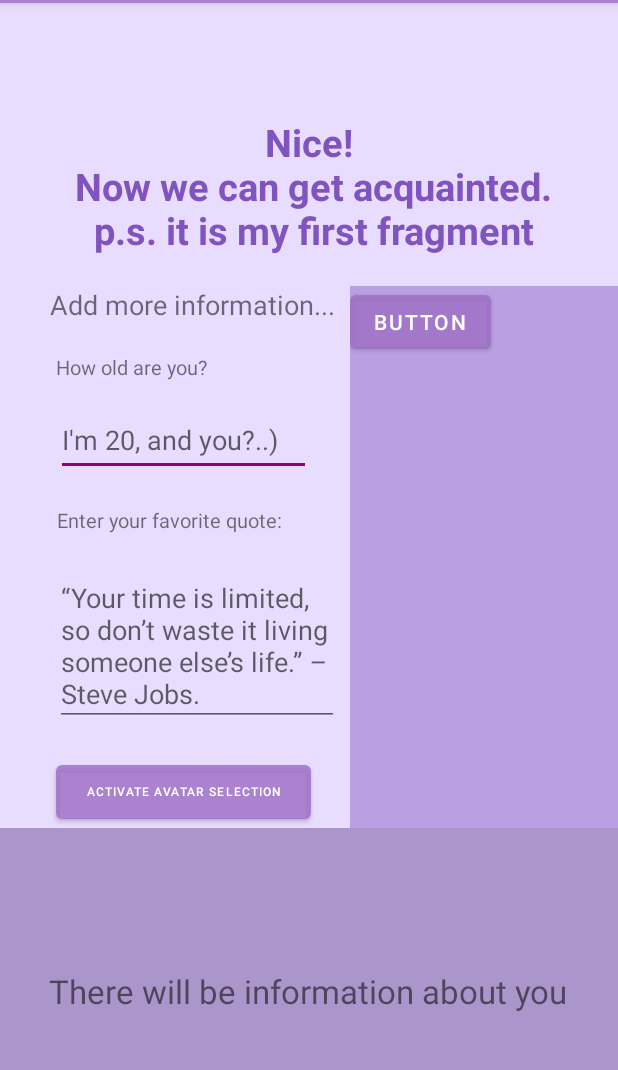
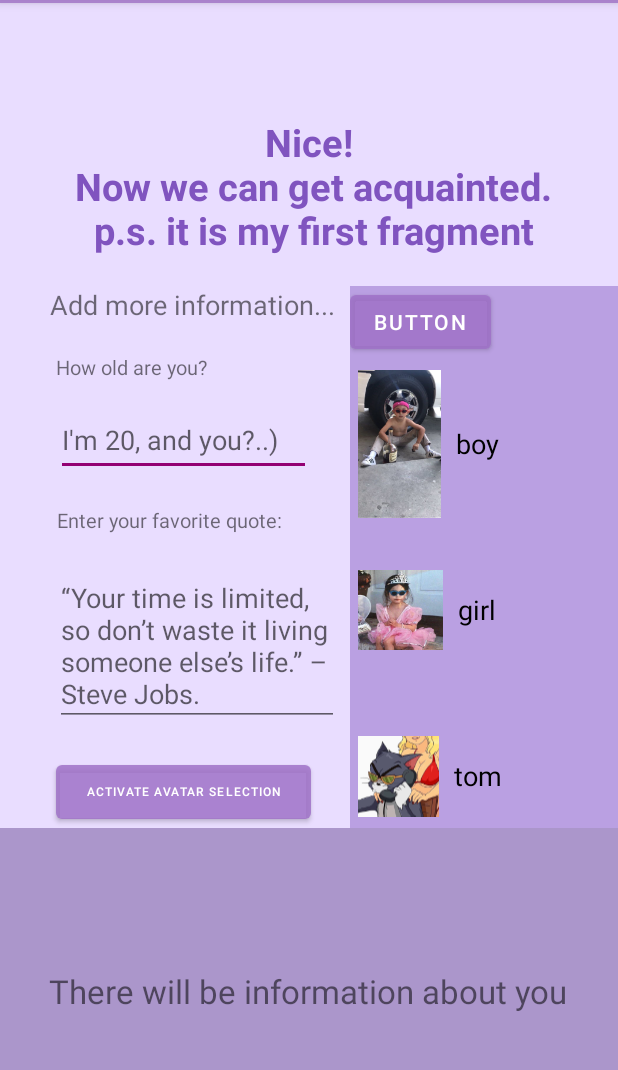
Before and after one commit to NastyuMi/Kotlin-XML, an Android app: the FirstFragment screen opened directly, with no data from a screen before it, after a tap on an icon or button, on a phone screen of 412 x 824 dp, the part 81-1151 px from its top. Run offline under Robolectric (Android 15) with nearby library versions, the phone set to English and light mode, and no system bars.

Commit message:
Lab7 (add Fragments)

```diff
--- a/app/src/main/java/com/example/applicationwith3activity/AvatarAdapter.kt
+++ b/app/src/main/java/com/example/applicationwith3activity/AvatarAdapter.kt
@@ -1,51 +1,52 @@
 package com.example.applicationwith3activity
 
+import android.content.Context
 import android.view.LayoutInflater
+import android.view.View
 import android.view.ViewGroup
+import android.widget.ImageView
+import android.widget.TextView
 import androidx.recyclerview.widget.RecyclerView
 import com.bumptech.glide.Glide
-import com.example.applicationwith3activity.databinding.RecycleRowBinding
 
-class AvatarAdapter
-/*(
-    private val itemList : List<Pair<Int?, String?>>,
-    private val onItemClick : (position: Int) -> Unit) :
-    RecyclerView.Adapter<AvatarAdapter.AvatarHolder>() {
+class AvatarAdapter(
+    private val context: Context?,
+    private val fragment: SecondFragment,
+    private val itemList: List<Pair<Int, String>>,
+    private var onItemClick : (position : Int) -> Unit
+) : RecyclerView.Adapter<AvatarAdapter.ViewHolder>() {
 
-    override fun onCreateViewHolder(parent: ViewGroup, viewType: Int): AvatarHolder {
-        val itemBinding = RecycleRowBinding.inflate(LayoutInflater.from(parent.context))
-        return AvatarHolder(itemBinding, onItemClick)
+    inner class ViewHolder(itemView: View) : RecyclerView.ViewHolder(itemView) {
+        fun bind(avatarImage: Int, avatarName: String ) {
+            itemView.findViewById<TextView>(R.id.textView10).text = avatarName
+
+            val imageView = itemView.findViewById<ImageView>(R.id.imageView2)
+
+            Glide.with(fragment)
+                .load(avatarImage)
+                .into(imageView)
+        }
+
     }
 
-    override fun onBindViewHolder(holder: AvatarHolder, position: Int) {
+    override fun onCreateViewHolder(parent: ViewGroup, viewType: Int): ViewHolder {
+        return ViewHolder(LayoutInflater.from(context).inflate(R.layout.recycle_row, parent, false))
+    }
+
+    override fun onBindViewHolder(holder: ViewHolder, position: Int) {
         val avatarData = itemList[position]
+
         holder.bind(avatarData.first, avatarData.second)
+
+        holder.itemView.setOnClickListener {
+            onItemClick?.invoke(avatarData.first)
+        }
     }
 
     override fun getItemCount(): Int {
         return itemList.size
     }
 
-    class AvatarHolder(
-        private val itemList : List<Pair<Int?, String?>>,
-        private val onItemClick : (position: Int) -> Unit) :
-        RecyclerView.ViewHolder(itemBinding.root) {
-        init {
-            itemView.setOnClickListener{
-                onItemClick(adapterPosition)
-            }
-        }
 
-        fun bind(avatarFoto : Int?, avatarName : String?){
-            Glide.with(itemView)
-                .load(avatarFoto)
-                .centerCrop()
-                .placeholder(itemBinding.iVAvatarPicture.drawble)
-                .error(android.R.drawable.stat_notify_sync)
-                .fallBack(android.R.drawable.ic_menu_close_clear_cancel)
-                .info(itemBinding.iVAvatarPicture)
-        }
 
-    }
-
-}*/
+}
--- a/app/src/main/java/com/example/applicationwith3activity/FirstFragment.kt
+++ b/app/src/main/java/com/example/applicationwith3activity/FirstFragment.kt
@@ -26,6 +26,7 @@ class FirstFragment : Fragment() {
     override fun onViewCreated(view: View, savedInstanceState: Bundle?) {
         super.onViewCreated(view, savedInstanceState)
 
+
         binding.button.setOnClickListener(){
            // binding.button.text="нажалась"
             val action = FirstFragmentDirections.actionFirstFragmentToMainActivity()
@@ -33,7 +34,8 @@ class FirstFragment : Fragment() {
         }
 
         binding.buttonNO.setOnClickListener {
-            binding.root.alpha = 0F
+            val action = FirstFragmentDirections.actionFirstFragmentToSecondActivity()
+            findNavController().navigate(action)
         }
     }
 
--- a/app/src/main/java/com/example/applicationwith3activity/MainFragmentActivity.kt
+++ b/app/src/main/java/com/example/applicationwith3activity/MainFragmentActivity.kt
@@ -41,7 +41,7 @@ class MainFragmentActivity : AppCompatActivity() {
                 }
             }
 
-            binding.textView5.text= quote
+            binding.textView5.text = quote
 
             val navHostFragment = binding.fragmentINFO.getFragment<NavHostFragment>()
             navHostFragment.childFragmentManager.fragments[0].childFragmentManager
--- a/app/src/main/java/com/example/applicationwith3activity/SecondActivity.kt
+++ b/app/src/main/java/com/example/applicationwith3activity/SecondActivity.kt
@@ -23,28 +23,35 @@ class SecondActivity : AppCompatActivity() {
             binding.textView3.text="${it.name}"
             if( it.man == true)
             {
-                binding.gender.text="you`re superwoman"
+                binding.gender.text = "you`re superwoman"
             } else
             {
-                binding.gender.text="you`re superman"
+                binding.gender.text = "you`re superman"
             }
 
         }
 
         binding.button3.setOnClickListener {
-            binding.fragment.alpha=1F
-            //startActivity(Intent(this, MainActivity::class.java))
+            /*val userData = intent.getParcelableExtra<UserData>("userData")
+            Intent(this,FirstFragment::class.java).apply {
+                putExtra("userData",userData)
+            }*/
+            binding.button2.isEnabled = false
+            binding.button3.isEnabled = false
+            binding.fragment.alpha = 1F
         }
 
-        binding.fragment.alpha= 0F
+        binding.fragment.alpha = 0F
 
         binding.button2.setOnClickListener(::buttonClick)
 
     }
 
     private fun buttonClick(v: View) {
-        //binding.fragment.alpha=1F
-        startActivity(Intent(this,MainFragmentActivity::class.java))
+        val userData = intent.getParcelableExtra<UserData>("userData")
+        startActivity(Intent(this,MainFragmentActivity::class.java).apply {
+            putExtra("userData",userData)
+        })
 
     }
 
--- a/app/src/main/java/com/example/applicationwith3activity/SecondFragment.kt
+++ b/app/src/main/java/com/example/applicationwith3activity/SecondFragment.kt
@@ -5,14 +5,14 @@ import androidx.fragment.app.Fragment
 import android.view.LayoutInflater
 import android.view.View
 import android.view.ViewGroup
-import androidx.core.os.bundleOf
-import androidx.navigation.fragment.findNavController
 import androidx.recyclerview.widget.LinearLayoutManager
 import com.example.applicationwith3activity.databinding.FragmentSecondBinding
 
 class SecondFragment : Fragment() {
 
     private lateinit var binding: FragmentSecondBinding
+    private lateinit var avatarAdapter: AvatarAdapter
+
     override fun onCreateView(
         inflater: LayoutInflater,
         container: ViewGroup?,
@@ -22,6 +22,7 @@ class SecondFragment : Fragment() {
 
         return binding.root
     }
+
 
     override fun onViewCreated(view: View, savedInstanceState: Bundle?) {
         super.onViewCreated(view, savedInstanceState)
@@ -37,17 +38,14 @@ class SecondFragment : Fragment() {
 
         val save_img = R.drawable.girl
 
-        /*val saveAvatar = AvatarAdapter(avatarData){
-            position -> save_img = avatarData[position].first
-        }
+        avatarAdapter = AvatarAdapter(context, this, avatarData, { position ->
+            binding.button5.text= avatarData[position].second
+        })
 
-        binding.recyclerView.layoutManager = LinearLayoutManager(this)
-        binding.recyclerView.adapter = saveAvatar
-        */
+        binding.recyclerView.adapter = avatarAdapter
+        binding.recyclerView.layoutManager = LinearLayoutManager(context)
 
-         binding.root.setOnClickListener{
-            binding.button5.text = "done"
-         }
+
     }
 
 }
--- a/app/src/main/res/layout/fragment_second.xml
+++ b/app/src/main/res/layout/fragment_second.xml
@@ -1,5 +1,6 @@
 <?xml version="1.0" encoding="utf-8"?>
-<FrameLayout xmlns:android="http://schemas.android.com/apk/res/android"
+<FrameLayout
+    xmlns:android="http://schemas.android.com/apk/res/android"
     xmlns:app="http://schemas.android.com/apk/res-auto"
     xmlns:tools="http://schemas.android.com/tools"
     android:layout_width="match_parent"
@@ -7,12 +8,11 @@
     tools:context=".SecondFragment"
     android:background="@color/maincolorfragment">
 
-    <!-- TODO: Update blank fragment layout -->
-
     <androidx.recyclerview.widget.RecyclerView
         android:id="@+id/recyclerView"
-        android:layout_width="0dp"
-        android:layout_height="0dp"
+        android:layout_width="match_parent"
+        android:layout_height="match_parent"
+        android:layout_marginTop="50dp"
         app:layout_constraintBottom_toBottomOf="parent"
         app:layout_constraintEnd_toEndOf="parent"
         app:layout_constraintStart_toStartOf="parent"
```
Also changed, not shown: app/src/main/res/navigation/navigation_graph.xml (+8 -0 lines).
